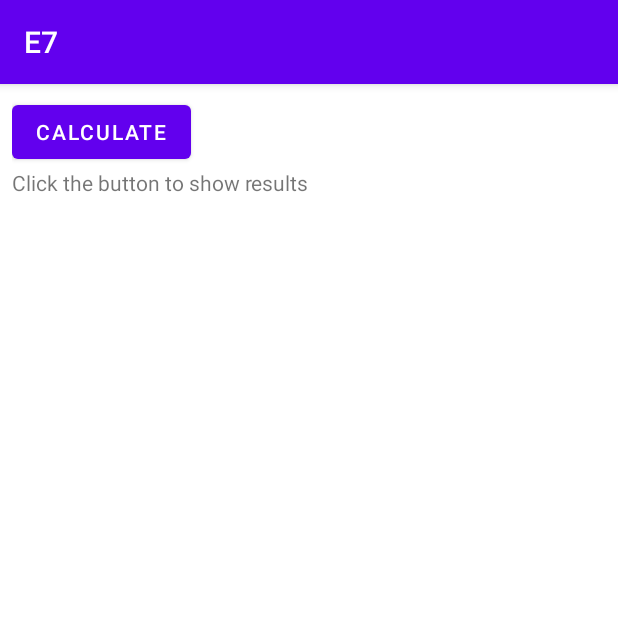
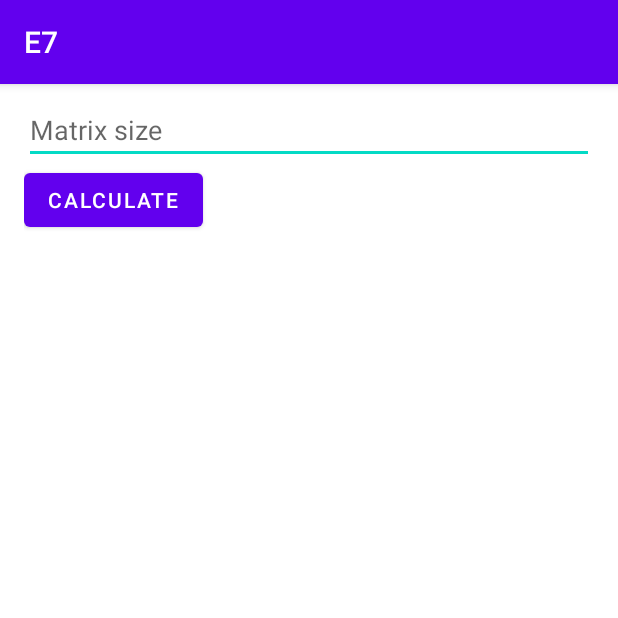
Before and after one commit to MASSHUU12/programowanie-rownolegle-i-wspolbiezne, an Android app: the screen it shows after launch (MainActivity), on a phone screen of 412 x 824 dp, the top half of it. Run offline under Robolectric (Android 15) with nearby library versions, the phone set to English and light mode, and no system bars; 1 statement that could not run was skipped.

Commit message:
feat(e7): add matrix size input

```diff
--- a/e7/app/src/main/java/com/example/e7/MainActivity.kt
+++ b/e7/app/src/main/java/com/example/e7/MainActivity.kt
@@ -17,10 +17,12 @@ class MainActivity : AppCompatActivity() {
         setContentView(binding.root)
     }
 
-    private external fun calculate(): String
+    private external fun calculate(matrixSize: Int): String
 
     fun onCalculateClick(view: View) {
-        binding.resultText.text = calculate()
+        val matrixSize = binding.editMatrixSize.text.toString().toIntOrNull() ?: return
+
+        binding.resultText.text = calculate(matrixSize)
     }
 
     companion object {
--- a/e7/app/src/main/res/layout/activity_main.xml
+++ b/e7/app/src/main/res/layout/activity_main.xml
@@ -7,15 +7,27 @@
     tools:context=".MainActivity">
 
     <LinearLayout
-        android:layout_width="wrap_content"
-        android:layout_height="wrap_content"
-        android:layout_marginStart="8dp"
+        android:layout_width="0dp"
+        android:layout_height="0dp"
+        android:layout_marginStart="16dp"
         android:layout_marginTop="8dp"
+        android:layout_marginEnd="16dp"
+        android:layout_marginBottom="8dp"
         android:orientation="vertical"
         android:visibility="visible"
+        app:layout_constraintBottom_toBottomOf="parent"
+        app:layout_constraintEnd_toEndOf="parent"
         app:layout_constraintStart_toStartOf="parent"
         app:layout_constraintTop_toTopOf="parent"
         tools:visibility="visible">
+
+        <EditText
+            android:id="@+id/editMatrixSize"
+            android:layout_width="match_parent"
+            android:layout_height="wrap_content"
+            android:ems="10"
+            android:hint="@string/matrix_size"
+            android:inputType="number" />
 
         <Button
             android:id="@+id/calculate_button"
@@ -27,8 +39,7 @@
         <TextView
             android:id="@+id/result_text"
             android:layout_width="wrap_content"
-            android:layout_height="wrap_content"
-            android:text="Click the button to show results" />
+            android:layout_height="wrap_content" />
     </LinearLayout>
 
 </androidx.constraintlayout.widget.ConstraintLayout>
--- a/e7/app/src/main/res/values/strings.xml
+++ b/e7/app/src/main/res/values/strings.xml
@@ -1,4 +1,5 @@
 <resources>
     <string name="app_name">E7</string>
     <string name="calculate_button">Calculate</string>
+    <string name="matrix_size">Matrix size</string>
 </resources>
```
Also changed, not shown: 1 other file.
